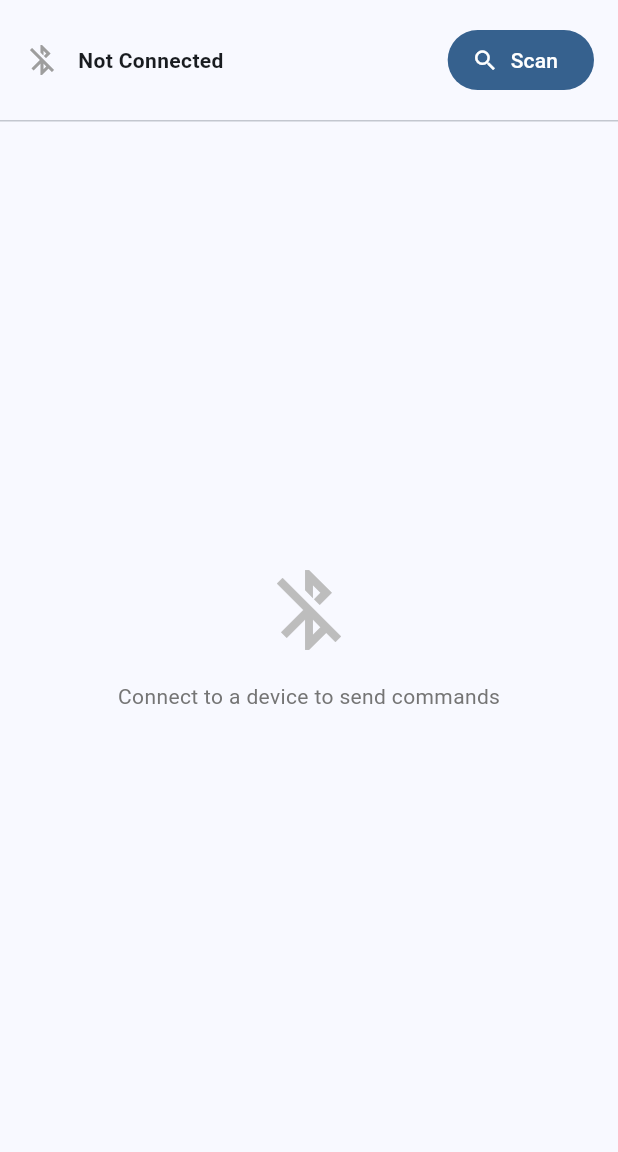
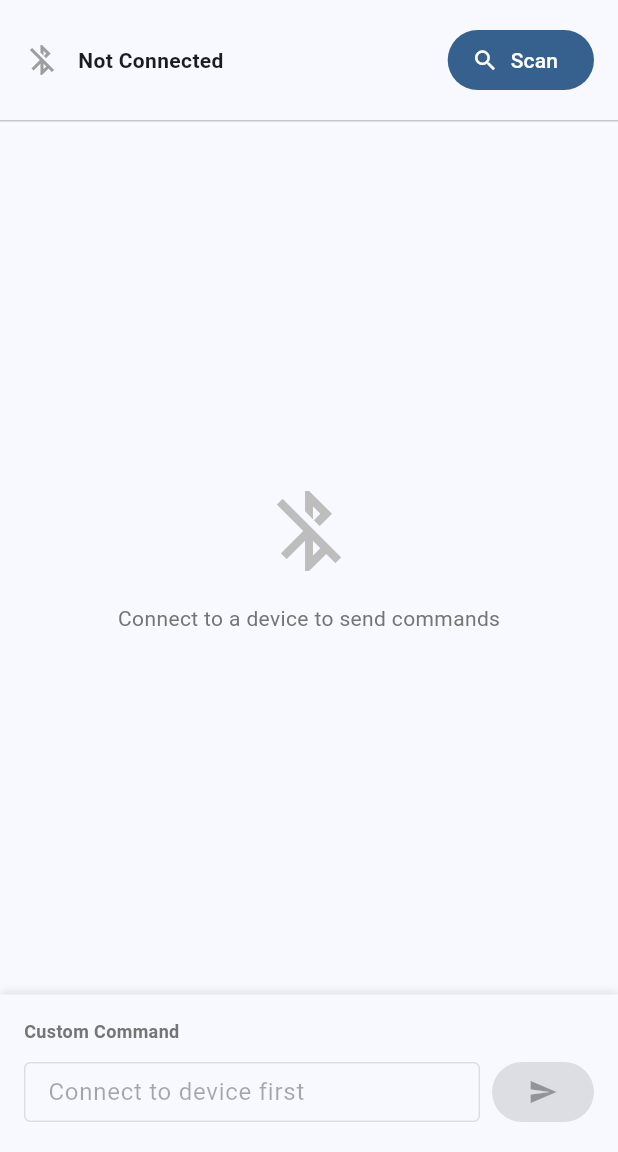
Before and after one commit to knappkevin/LED-BOX-APP, a Flutter app: the screen it shows after launch, on a phone screen of 412 x 824 dp, the part 84-1236 px from its top. Run offline on Flutter 3.47's test engine with Material 3 defaults, Android fonts, the phone set to English and light mode, and no system bars; our stand-ins replace flutter_blue_plus, shared_preferences.

Commit message:
bt string msgs  and preset commands added

```diff
--- a/lib/home_screen.dart
+++ b/lib/home_screen.dart
@@ -70,12 +70,20 @@ class HomeScreen extends StatefulWidget {
 }
 
 class _HomeScreenState extends State<HomeScreen> {
+  final _customCommandController = TextEditingController();
+
   @override
   void initState() {
     super.initState();
     WidgetsBinding.instance.addPostFrameCallback((_) {
       context.read<BleProvider>().init();
     });
+  }
+
+  @override
+  void dispose() {
+    _customCommandController.dispose();
+    super.dispose();
   }
 
   @override
@@ -90,6 +98,7 @@ class _HomeScreenState extends State<HomeScreen> {
           _buildConnectionSection(),
           const Divider(height: 1),
           Expanded(child: _buildCommandList()),
+          _buildCustomCommandSection(),
         ],
       ),
     );
@@ -194,6 +203,80 @@ class _HomeScreenState extends State<HomeScreen> {
               ),
             );
           },
+        );
+      },
+    );
+  }
+
+  Widget _buildCustomCommandSection() {
+    return Consumer<BleProvider>(
+      builder: (context, provider, _) {
+        return Container(
+          padding: const EdgeInsets.all(16),
+          decoration: BoxDecoration(
+            color: Theme.of(context).colorScheme.surface,
+            boxShadow: [
+              BoxShadow(
+                color: Colors.black.withOpacity(0.1),
+                blurRadius: 4,
+                offset: const Offset(0, -2),
+              ),
+            ],
+          ),
+          child: Column(
+            crossAxisAlignment: CrossAxisAlignment.stretch,
+            children: [
+              Text(
+                'Custom Command',
+                style: TextStyle(
+                  fontSize: 12,
+                  fontWeight: FontWeight.bold,
+                  color: Colors.grey[600],
+                ),
+              ),
+              const SizedBox(height: 8),
+              Row(
+                children: [
+                  Expanded(
+                    child: TextField(
+                      controller: _customCommandController,
+                      enabled: provider.isConnected,
+                      decoration: InputDecoration(
+                        hintText: provider.isConnected
+                            ? 'Enter custom command...'
+                            : 'Connect to device first',
+                        border: const OutlineInputBorder(),
+                        contentPadding: const EdgeInsets.symmetric(
+                          horizontal: 12,
+                          vertical: 8,
+                        ),
+                        isDense: true,
+                      ),
+                      onSubmitted: (value) {
+                        if (value.isNotEmpty) {
+                          _sendCommand(context, provider, value);
+                          _customCommandController.clear();
+                        }
+                      },
+                    ),
+                  ),
+                  const SizedBox(width: 8),
+                  FilledButton(
+                    onPressed: provider.isConnected
+                        ? () {
+                            final text = _customCommandController.text.trim();
+                            if (text.isNotEmpty) {
+                              _sendCommand(context, provider, text);
+                              _customCommandController.clear();
+                            }
+                          }
+                        : null,
+                    child: const Icon(Icons.send, size: 20),
+                  ),
+                ],
+              ),
+            ],
+          ),
         );
       },
     );
--- a/lib/models/command.dart
+++ b/lib/models/command.dart
@@ -6,14 +6,12 @@ class Command {
 }
 
 const List<Command> defaultCommands = [
-  Command(name: 'LED On', value: 'LED_ON'),
-  Command(name: 'LED Off', value: 'LED_OFF'),
-  Command(name: 'Blink', value: 'BLINK'),
-  Command(name: 'Pulse', value: 'PULSE'),
-  Command(name: 'Rainbow', value: 'RAINBOW'),
-  Command(name: 'Clear', value: 'CLEAR'),
-  Command(name: 'Pattern 1', value: 'PATTERN_1'),
-  Command(name: 'Pattern 2', value: 'PATTERN_2'),
-  Command(name: 'Speed Up', value: 'SPEED_UP'),
-  Command(name: 'Speed Down', value: 'SPEED_DOWN'),
+  Command(name: 'RGB Worms', value: 'rgb worms'),
+  Command(name: 'RGB Fleas', value: 'rgb fleas'),
+  Command(name: 'RGB Wave', value: 'rgb wave'),
+  Command(name: 'RGB Fill', value: 'rgb fill'),
+  Command(name: 'RGB Pulse', value: 'rgb pulse'),
+  Command(name: 'Worms', value: 'worms'),
+  Command(name: 'Snake', value: 'snake'),
+  Command(name: 'Life', value: 'life'),
 ];
```
